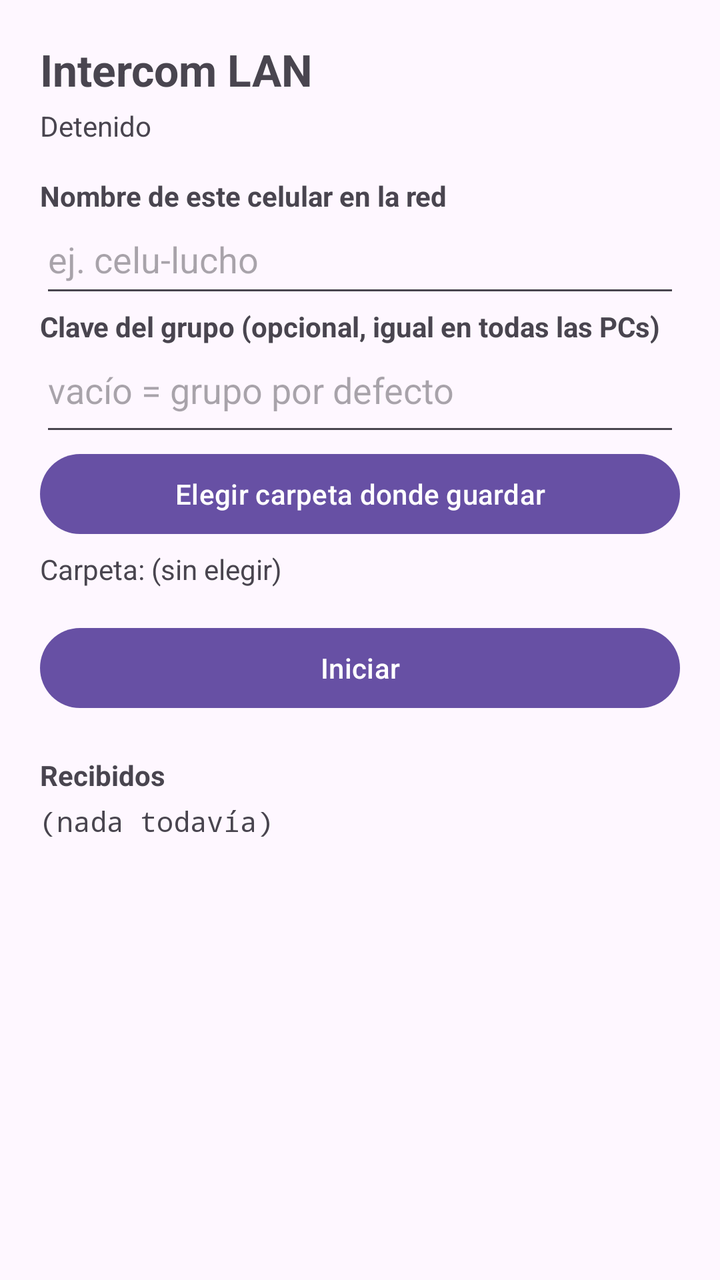
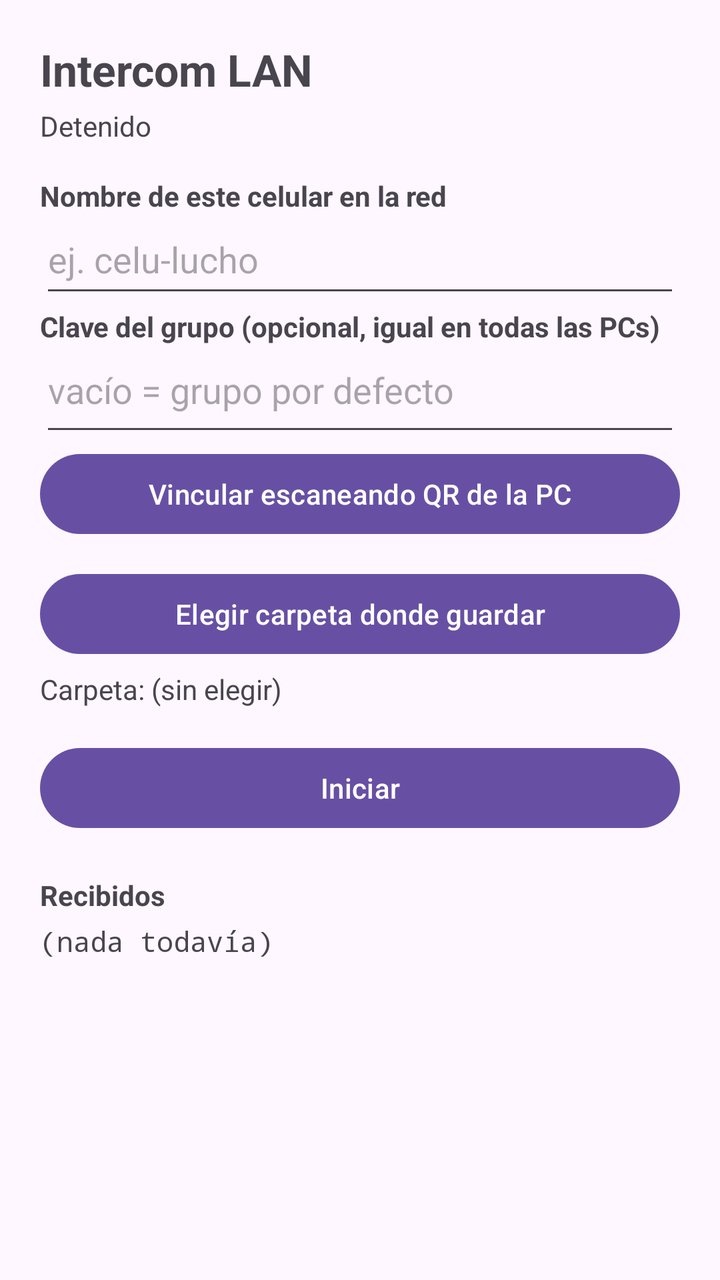

The first picture is an Android layout as it rendered before a commit; the second is the same layout after the commit. The layout source and the unified diff follow.
<!-- AndroidManifest.xml: application theme Theme.IntercomLAN -->
<!-- res/layout/activity_main.xml -->
<?xml version="1.0" encoding="utf-8"?>
<ScrollView xmlns:android="http://schemas.android.com/apk/res/android"
    android:layout_width="match_parent"
    android:layout_height="match_parent"
    android:fillViewport="true">

    <LinearLayout
        android:layout_width="match_parent"
        android:layout_height="wrap_content"
        android:orientation="vertical"
        android:padding="20dp">

        <TextView
            android:layout_width="wrap_content"
            android:layout_height="wrap_content"
            android:text="Intercom LAN"
            android:textSize="22sp"
            android:textStyle="bold"
            android:paddingBottom="4dp" />

        <TextView
            android:id="@+id/status"
            android:layout_width="match_parent"
            android:layout_height="wrap_content"
            android:text="Detenido"
            android:paddingBottom="16dp" />

        <TextView
            android:layout_width="wrap_content"
            android:layout_height="wrap_content"
            android:text="Nombre de este celular en la red"
            android:textStyle="bold" />

        <EditText
            android:id="@+id/name"
            android:layout_width="match_parent"
            android:layout_height="wrap_content"
            android:hint="ej. celu-lucho"
            android:inputType="text"
            android:paddingBottom="12dp" />

        <TextView
            android:layout_width="wrap_content"
            android:layout_height="wrap_content"
            android:text="Clave del grupo (opcional, igual en todas las PCs)"
            android:textStyle="bold" />

        <EditText
            android:id="@+id/key"
            android:layout_width="match_parent"
            android:layout_height="wrap_content"
            android:hint="vacío = grupo por defecto"
            android:inputType="textPassword"
            android:paddingBottom="16dp" />

        <Button
            android:id="@+id/pickFolder"
            android:layout_width="match_parent"
            android:layout_height="wrap_content"
            android:text="Elegir carpeta donde guardar" />

        <TextView
            android:id="@+id/folder"
            android:layout_width="match_parent"
            android:layout_height="wrap_content"
            android:text="Carpeta: (sin elegir)"
            android:paddingTop="4dp"
            android:paddingBottom="16dp" />

        <Button
            android:id="@+id/toggle"
            android:layout_width="match_parent"
            android:layout_height="wrap_content"
            android:text="Iniciar" />

        <TextView
            android:layout_width="wrap_content"
            android:layout_height="wrap_content"
            android:text="Recibidos"
            android:textStyle="bold"
            android:paddingTop="20dp"
            android:paddingBottom="4dp" />

        <TextView
            android:id="@+id/received"
            android:layout_width="match_parent"
            android:layout_height="wrap_content"
            android:text="(nada todavía)"
            android:textIsSelectable="true"
            android:fontFamily="monospace" />

    </LinearLayout>
</ScrollView>
<!-- resources referenced by this layout -->
<resources>
  <style name="Theme.IntercomLAN" parent="Theme.Material3.DayNight.NoActionBar">
          <item name="android:statusBarColor">?attr/colorPrimary</item>
      </style>
</resources>

<!-- the commit's change to res/layout/activity_main.xml (unified diff, before → after) -->
@@ -54,6 +54,13 @@
             android:paddingBottom="16dp" />
 
         <Button
+            android:id="@+id/scan"
+            android:layout_width="match_parent"
+            android:layout_height="wrap_content"
+            android:text="Vincular escaneando QR de la PC"
+            android:layout_marginBottom="12dp" />
+
+        <Button
             android:id="@+id/pickFolder"
             android:layout_width="match_parent"
             android:layout_height="wrap_content"
